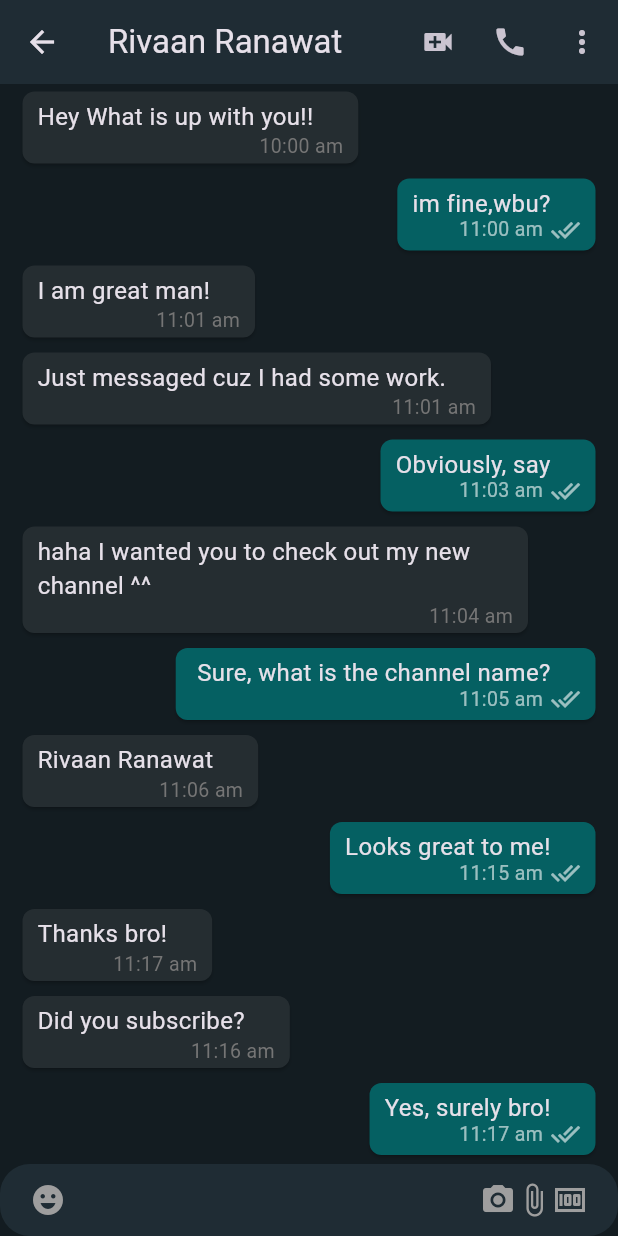
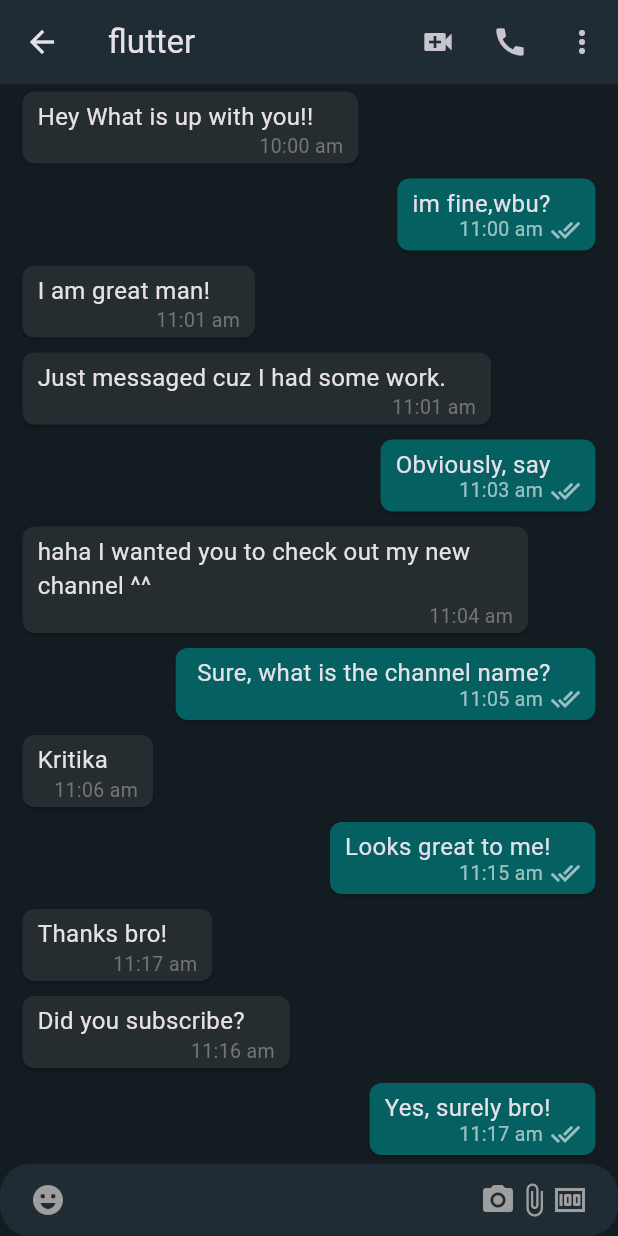
Before and after one commit to thekritikatyagi/Flutter-Whatsapp-Chat-App, a Flutter app: the MobileChatScreen screen opened directly, on a phone screen of 412 x 824 dp. Run offline on Flutter 3.47's test engine with Material 3 defaults, Android fonts, the phone set to English and light mode, and no system bars; network calls fail.

Commit message:
Update info.dart

```diff
--- a/lib/info.dart
+++ b/lib/info.dart
@@ -1,6 +1,6 @@
 const info = [
   {
-    'name': 'Rivaan Ranawat',
+    'name': 'flutter',
     'message': 'Hey, how are you doing?',
     'time': '3:53 pm',
     'profilePic':
@@ -14,7 +14,7 @@ const info = [
         'https://www.socialketchup.in/wp-content/uploads/2020/05/fi-vill-JOHN-DOE.jpg',
   },
   {
-    'name': 'Naman Ranawat',
+    'name': 'whatsapp',
     'message': 'Hello, I want to sleep.',
     'time': '1:03 pm',
     'profilePic':
@@ -93,7 +93,7 @@ const messages = [
   },
   {
     "isMe": false,
-    "text": "Rivaan Ranawat",
+    "text": "Kritika",
     "time": "11:06 am",
   },
   {
```
